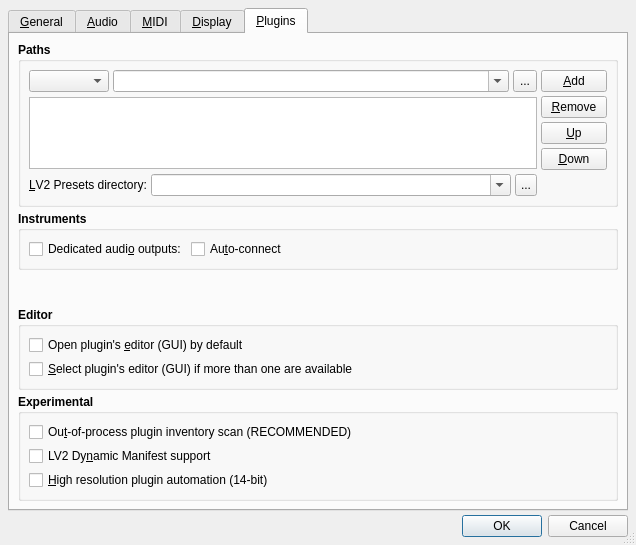
The window that src/qtractorOptionsForm.ui (rncbc/qtractor) describes before a commit, drawn with Qt 5.
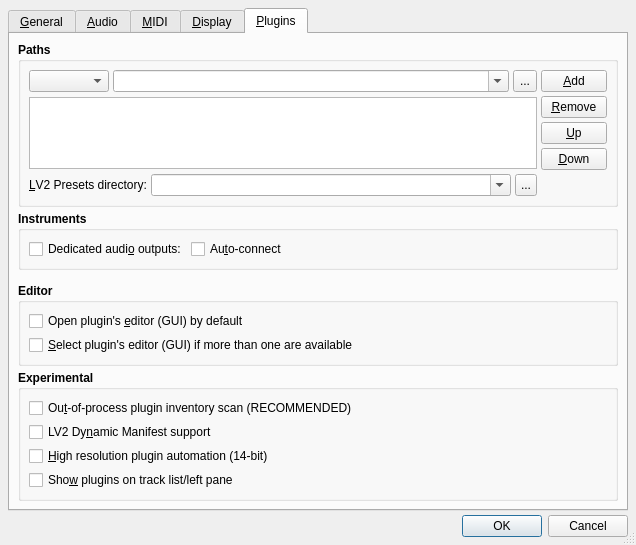
The same window after the commit. The open tabs and pages were chosen to show the change. Icons and pictures are not drawn. Custom widgets are drawn as their Qt base class.

Commit message: - New View/Options.../Plugins/Experimental/Show plugins   on track list/left pane option is in effect on tracks   that are tall enough in height for their plugins list   to fit on the Bus column. (EXPERIMENTAL)

What changed in the file:
```diff
--- a/src/qtractorOptionsForm.ui
+++ b/src/qtractorOptionsForm.ui
@@ -3672,6 +3672,22 @@
             </property>
            </widget>
           </item>
+          <item row="3" column="0" colspan="3">
+           <widget class="QCheckBox" name="TrackListPluginsCheckBox">
+            <property name="font">
+             <font>
+              <weight>50</weight>
+              <bold>false</bold>
+             </font>
+            </property>
+            <property name="toolTip">
+             <string>Whether to show plugins on track list/left pane</string>
+            </property>
+            <property name="text">
+             <string>Sho&amp;w plugins on track list/left pane</string>
+            </property>
+           </widget>
+          </item>
          </layout>
         </widget>
        </item>
```
Left out of the diff: 1 changed line with no effect on the pictures. The commit also changes 10 other files.
